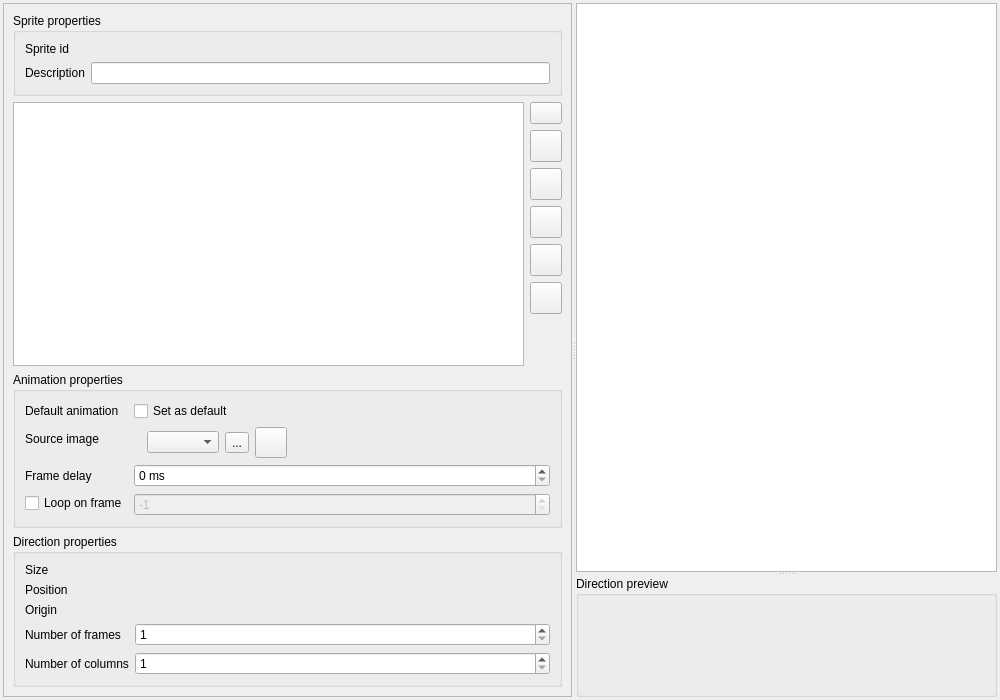
The window that src/widgets/sprite_editor.ui (solarus-games/solarus-quest-editor) describes before a commit, drawn with Qt 5.
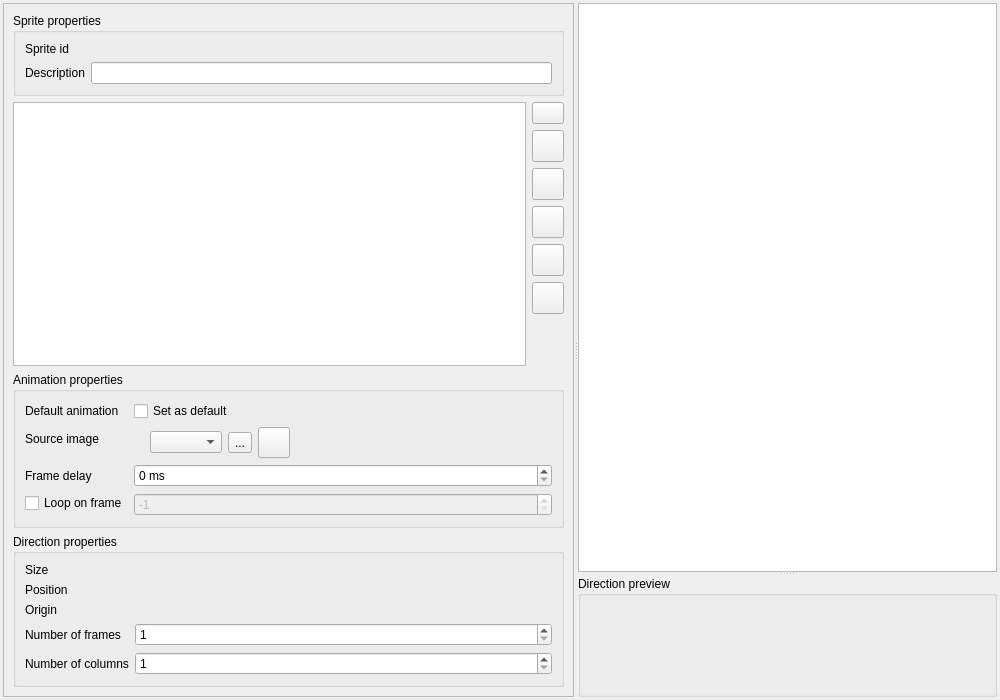
The same window after the commit. Icons and pictures are not drawn. Custom widgets are drawn as their Qt base class.

Commit message: Sprite editor: reduce source image label width when necessary

The edit to the form file:
```diff
--- a/src/widgets/sprite_editor.ui
+++ b/src/widgets/sprite_editor.ui
@@ -67,8 +67,8 @@
            <rect>
             <x>0</x>
             <y>0</y>
-            <width>581</width>
-            <height>692</height>
+            <width>588</width>
+            <height>717</height>
            </rect>
           </property>
           <layout class="QVBoxLayout" name="verticalLayout_3">
@@ -399,6 +399,18 @@
                   <layout class="QHBoxLayout" name="horizontal_layout_2">
                    <item>
                     <widget class="QLabel" name="src_image_value">
+                     <property name="sizePolicy">
+                      <sizepolicy hsizetype="Minimum" vsizetype="Preferred">
+                       <horstretch>0</horstretch>
+                       <verstretch>0</verstretch>
+                      </sizepolicy>
+                     </property>
+                     <property name="minimumSize">
+                      <size>
+                       <width>10</width>
+                       <height>0</height>
+                      </size>
+                     </property>
                      <property name="toolTip">
                       <string>Source image of the animation</string>
                      </property>
```
